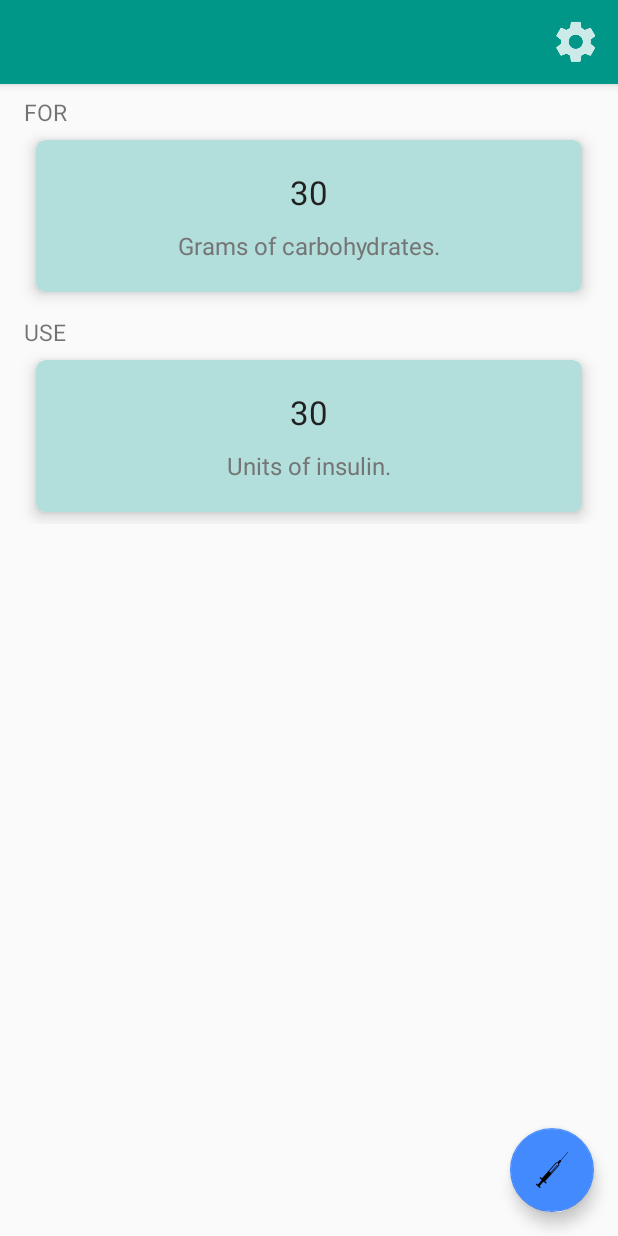
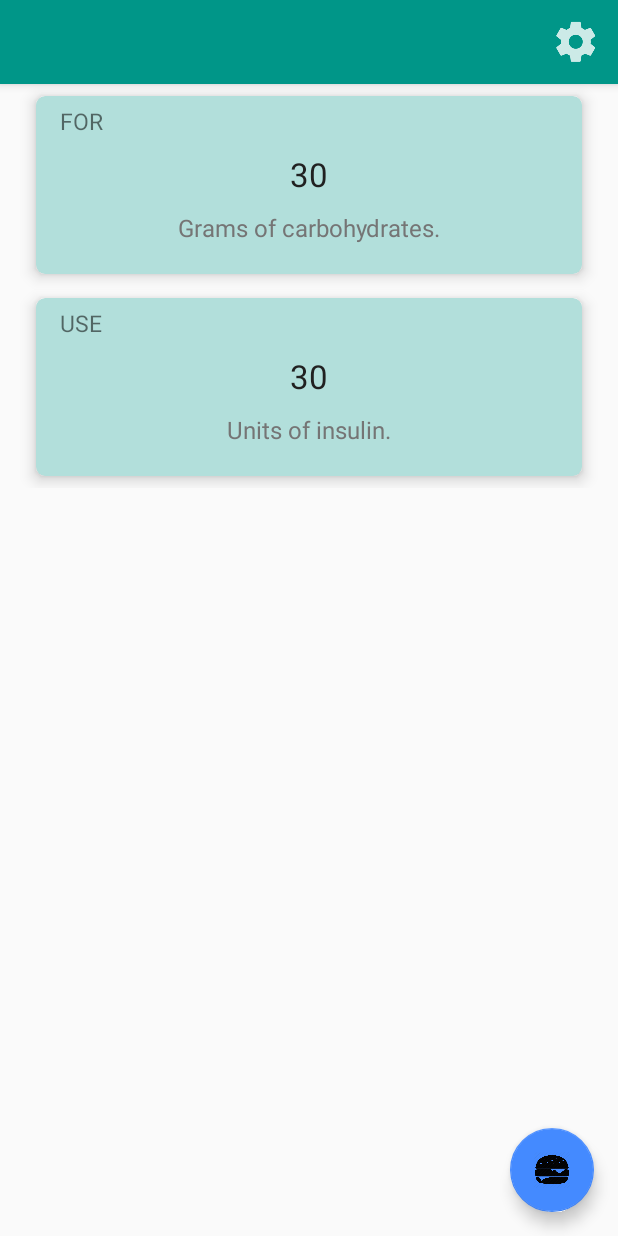
Before and after one commit to eddieberklee/bolus-buddy-master, an Android app: the screen it shows after launch (CalculatorActivity), on a phone screen of 412 x 824 dp. Run offline under Robolectric (Android 15) with nearby library versions, the phone set to English and light mode, and no system bars.

Commit message:
Subtle UI changes

```diff
--- a/app/src/main/res/layout/activity_calculator.xml
+++ b/app/src/main/res/layout/activity_calculator.xml
@@ -12,14 +12,6 @@
         android:layout_height="wrap_content"
         android:orientation="vertical"
         app:layout_behavior="@string/appbar_scrolling_view_behavior">
-
-        <TextView
-            android:layout_width="wrap_content"
-            android:layout_height="wrap_content"
-            android:layout_marginStart="16dp"
-            android:layout_marginTop="8dp"
-            android:text="@string/for_string"
-            android:textSize="15sp"/>
 
         <android.support.v7.widget.CardView
             android:layout_width="match_parent"
@@ -38,12 +30,20 @@
                 android:orientation="vertical">
 
                 <TextView
+                    android:layout_width="wrap_content"
+                    android:layout_height="wrap_content"
+                    android:layout_marginStart="16dp"
+                    android:layout_marginTop="6dp"
+                    android:text="@string/for_string"
+                    android:textSize="15sp"/>
+
+                <TextView
                     android:id="@+id/carbs_tv"
                     android:layout_width="wrap_content"
                     android:layout_height="wrap_content"
                     android:layout_gravity="center"
                     android:layout_marginBottom="10dp"
-                    android:layout_marginTop="20dp"
+                    android:layout_marginTop="10dp"
                     android:text="@string/base_carbs"
                     android:textColor="@color/colorPrimaryText"
                     android:textSize="@dimen/grams_units"/>
@@ -62,14 +62,6 @@
 
         </android.support.v7.widget.CardView>
 
-        <TextView
-            android:layout_width="wrap_content"
-            android:layout_height="wrap_content"
-            android:layout_marginStart="16dp"
-            android:layout_marginTop="8dp"
-            android:text="@string/use"
-            android:textSize="15sp"/>
-
         <android.support.v7.widget.CardView
             android:layout_width="match_parent"
             android:layout_height="wrap_content"
@@ -87,12 +79,20 @@
                 android:orientation="vertical">
 
                 <TextView
+                    android:layout_width="wrap_content"
+                    android:layout_height="wrap_content"
+                    android:layout_marginStart="16dp"
+                    android:layout_marginTop="6dp"
+                    android:text="@string/use"
+                    android:textSize="15sp"/>
+
+                <TextView
                     android:id="@+id/insulin_tv"
                     android:layout_width="wrap_content"
                     android:layout_height="wrap_content"
                     android:layout_gravity="center"
                     android:layout_marginBottom="10dp"
-                    android:layout_marginTop="20dp"
+                    android:layout_marginTop="10dp"
                     android:text="@string/base_carbs"
                     android:textColor="@color/colorPrimaryText"
                     android:textSize="@dimen/grams_units"/>
@@ -172,7 +172,7 @@
         android:layout_gravity="bottom|end"
         android:layout_margin="16dp"
         android:elevation="6dp"
-        android:src="@drawable/syringe"
+        android:src="@drawable/burger"
         app:fabSize="normal"/>
 
 </android.support.design.widget.CoordinatorLayout>
```
Also changed, not shown: app/src/main/res/drawable/burger.png (added).
